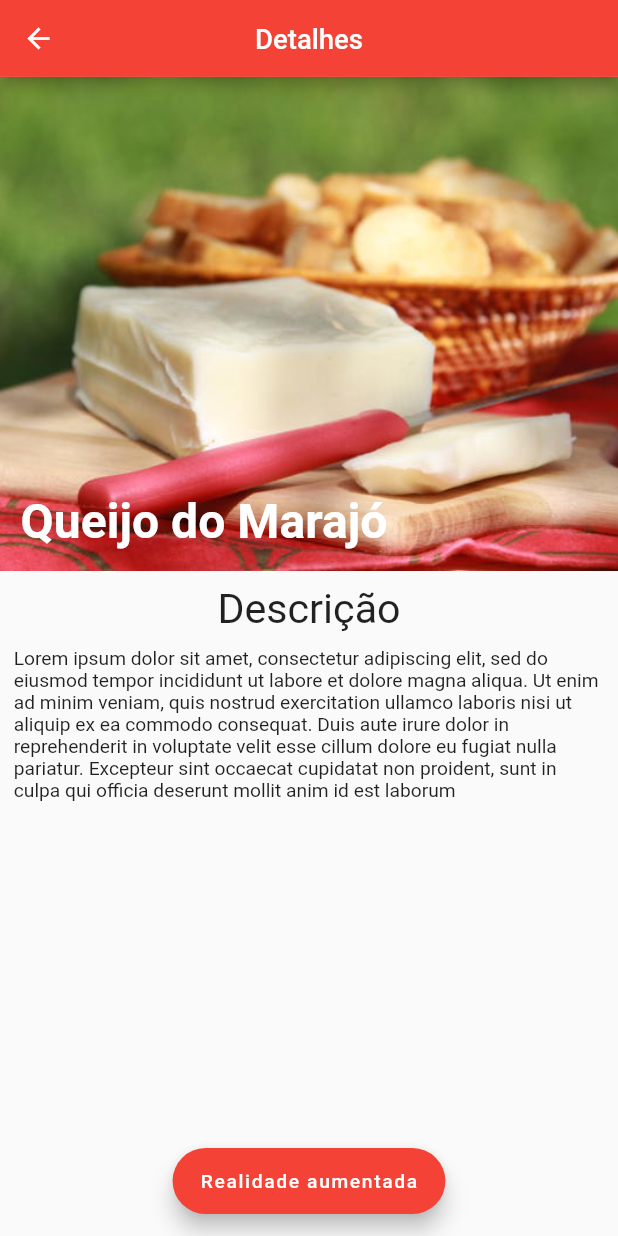
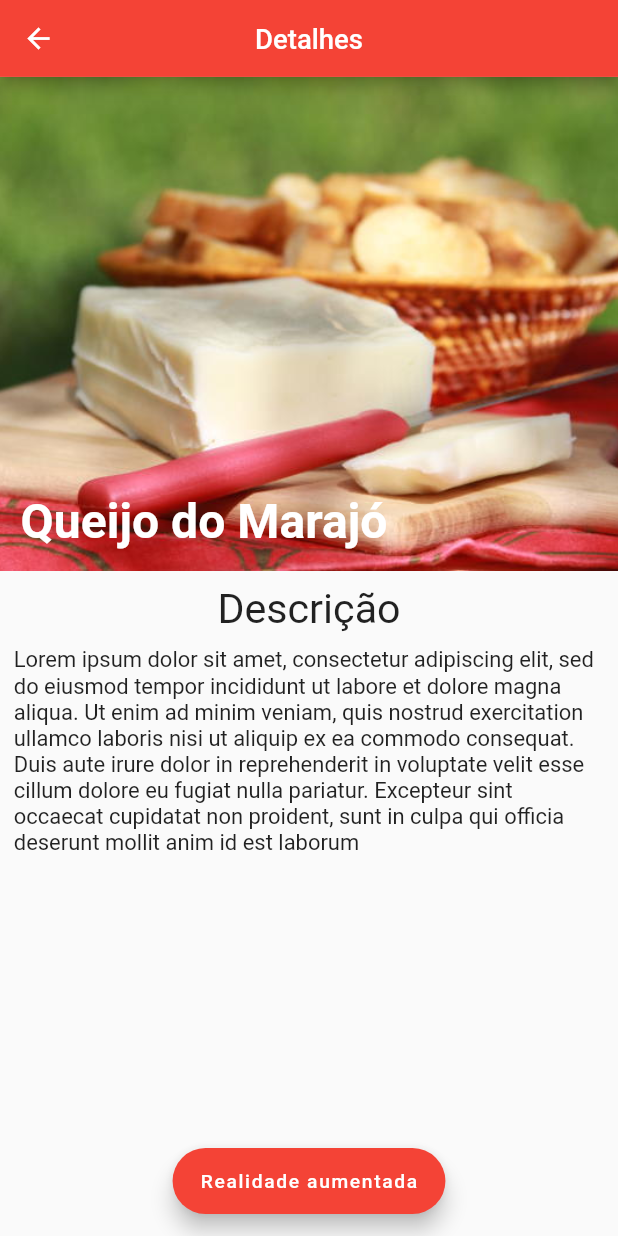
Before and after one commit to andrelucassvt/Marajo_AR, a Flutter app: the screen it shows after launch, after a tap on "Queijo do Marajó", on a phone screen of 412 x 824 dp. Run offline on Flutter 3.47's test engine with Material 2 defaults, Android fonts, the phone set to English and light mode, and no system bars; our stand-ins replace auto_size_text, mobx, responsive_framework; missing offline and left inert: arkit_plugin; generated files the repository leaves out were written again.

Commit message:
mudanca na estrutura de dados

```diff
--- a/lib/app/modules/home/pages/detalhes/detalhes_page.dart
+++ b/lib/app/modules/home/pages/detalhes/detalhes_page.dart
@@ -67,7 +67,12 @@ class DetalhesPageState extends State <DetalhesPage> {
             child: ListView(
               padding: EdgeInsets.symmetric(horizontal: 10),
               children: [
-                Text(widget.model.descricao),
+                Text(
+                  widget.model.descricao,
+                  style: TextStyle(
+                    fontSize: 16
+                  ),
+                ),
               ],
             ),
           )
--- a/lib/app/modules/home/service/home_service.dart
+++ b/lib/app/modules/home/service/home_service.dart
@@ -1,25 +1,10 @@
+import 'package:marajoar/app/core/data.dart';
 import 'package:marajoar/app/shared/models/ar_model.dart';
 
 class HomeService {
 
   Future<List<ArModel>> getRecomendados() async {
-    List<ArModel> lista = [
-      ArModel(
-        id: 1,
-        nome: 'Queijo do Marajó',
-        foto: 'assets/comidas/queijo.jpg',
-        descricao: 'Lorem ipsum dolor sit amet, consectetur adipiscing elit, sed do eiusmod tempor incididunt ut labore et dolore magna aliqua. Ut enim ad minim veniam, quis nostrud exercitation ullamco laboris nisi ut aliquip ex ea commodo consequat. Duis aute irure dolor in reprehenderit in voluptate velit esse cillum dolore eu fugiat nulla pariatur. Excepteur sint occaecat cupidatat non proident, sunt in culpa qui officia deserunt mollit anim id est laborum',
-        objeto: 'queijo_marajo.sfb',
-      ),
-      ArModel(
-        id: 2,
-        nome: 'Vaso Marajoara',
-        foto: 'assets/objetos/vaso_marajoara.jpg',
-        descricao: 'Lorem ipsum dolor sit amet, consectetur adipiscing elit, sed do eiusmod tempor incididunt ut labore et dolore magna aliqua. Ut enim ad minim veniam, quis nostrud exercitation ullamco laboris nisi ut aliquip ex ea commodo consequat. Duis aute irure dolor in reprehenderit in voluptate velit esse cillum dolore eu fugiat nulla pariatur. Excepteur sint occaecat cupidatat non proident, sunt in culpa qui officia deserunt mollit anim id est laborum',
-        objeto: 'vaso2.sfb',
-      ),
-    ];
-    return lista;
+    return listaArModelGlobalBR.where((element) => element.isfavorito).toList();
   }
 
 }
--- a/lib/app/shared/models/ar_model.dart
+++ b/lib/app/shared/models/ar_model.dart
@@ -1,11 +1,23 @@
+import 'package:marajoar/app/shared/enums/categoria_enum.dart';
+
 class ArModel {
   int id;
   String nome;
   String descricao;
   String foto;
   String objeto;
+  bool isfavorito;
+  CategoriasEnum categoriasEnum;
 
-  ArModel({this.id,this.nome, this.descricao, this.foto, this.objeto});
+  ArModel({
+    this.id,
+    this.nome,
+    this.descricao,
+    this.foto,
+    this.objeto,
+    this.isfavorito,
+    this.categoriasEnum,
+  });
 
   ArModel.fromJson(Map<String, dynamic> json) {
     id = json['id'];
@@ -13,6 +25,7 @@ class ArModel {
     descricao = json['descricao'];
     foto = json['foto'];
     objeto = json['objeto'];
+    isfavorito = json['isfavorito'];
   }
 
   ArModel.fromMap(Map map){
@@ -21,6 +34,7 @@ class ArModel {
     descricao = map['descricao'];
     foto = map['foto'];
     objeto = map['objeto'];
+    isfavorito = map['isfavorito'];
   }
 
   Map<String, Object> toMap(){
@@ -29,7 +43,8 @@ class ArModel {
       'name': nome,
       'descricao': descricao,
       'foto': foto,
-      'objeto': objeto
+      'objeto': objeto,
+      'isfavorito': isfavorito,
     };
     if(id != null){
       map['id'] = id;
```
Also changed, not shown: lib/app/core/data.dart (added, +23 -0 lines), lib/app/modules/home/pages/categoria/service/categoria_service.dart (+4 -22 lines).
